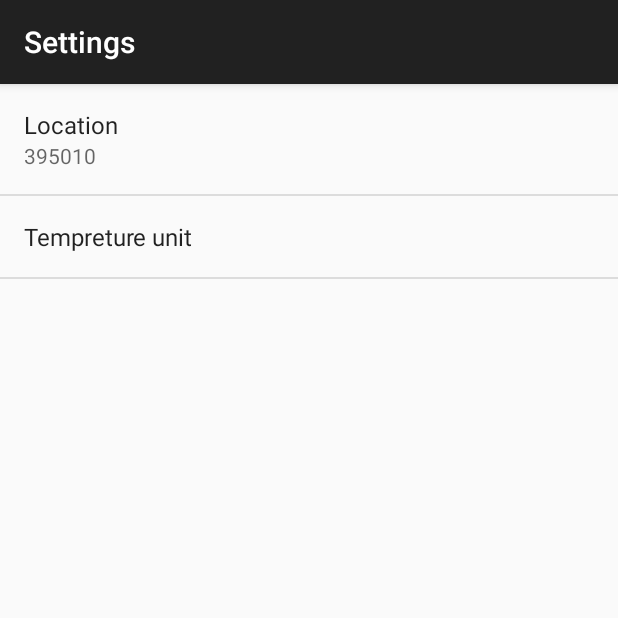
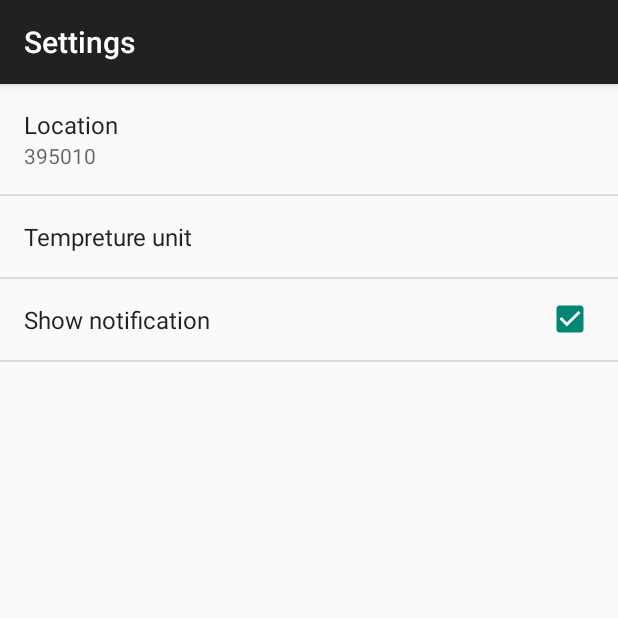
Before and after one commit to muraliprajapati/Weathr, an Android app: the screen it shows after launch (SettingsActivity), in the options menu, after a tap on "Settings", on a phone screen of 412 x 824 dp, the top half of it. Run offline under Robolectric (Android 15) with nearby library versions, the phone set to English and light mode, and no system bars; 5 statements that could not run were skipped.

Commit message:
Notification added

```diff
--- /dev/null
+++ b/app/src/main/java/com/example/murali/weathr/ForecastNotification.java
@@ -0,0 +1,83 @@
+package com.example.murali.weathr;
+
+import android.app.NotificationManager;
+import android.content.Context;
+import android.database.Cursor;
+import android.support.v7.app.NotificationCompat;
+import android.util.Log;
+
+import com.example.murali.weathr.database.WeatherContract;
+
+/**
+ * Created by Murali on 29/08/2016.
+ */
+
+public class ForecastNotification {
+    static final int COL_WEATHER_ID = 0;
+    static final int COL_WEATHER_DATE = 1;
+    static final int COL_WEATHER_DESC = 2;
+    static final int COL_WEATHER_MAX_TEMP = 3;
+    static final int COL_WEATHER_MIN_TEMP = 4;
+    static final int COL_LOCATION_SETTING = 5;
+    static final int COL_WEATHER_CONDITION_ID = 6;
+    static final int COL_CITY_NAME = 7;
+    private static final String TAG = "ForecastNotification";
+    private static final String[] FORECAST_COLUMNS = {
+
+            WeatherContract.WeatherEntry.TABLE_NAME + "." + WeatherContract.WeatherEntry._ID,
+            WeatherContract.WeatherEntry.DATE,
+            WeatherContract.WeatherEntry.SHORT_DESCRIPTION,
+            WeatherContract.WeatherEntry.MAX_TEMP,
+            WeatherContract.WeatherEntry.MIN_TEMP,
+            WeatherContract.LocationEntry.LOCATION_CODE,
+            WeatherContract.WeatherEntry.WEATHER_ID,
+            WeatherContract.LocationEntry.CITY_NAME,
+    };
+    Context context;
+    NotificationCompat.Builder notificationBuilder;
+    NotificationManager manager;
+    Cursor cursor;
+    String description;
+    double temp;
+    int weatherId, imageId;
+
+    ForecastNotification(Context context) {
+        this.context = context;
+        String sortOrder = WeatherContract.WeatherEntry.DATE + " ASC";
+        cursor = context.getContentResolver()
+                .query(WeatherContract.WeatherEntry.weatherWithLocationUri(WeatherUtility.getPreferredLocation(context)),
+                        FORECAST_COLUMNS, null, null, sortOrder);
+        cursor.moveToFirst();
+        description = cursor.getString(COL_WEATHER_DESC);
+        temp = cursor.getDouble(COL_WEATHER_MAX_TEMP);
+        weatherId = cursor.getInt(COL_WEATHER_CONDITION_ID);
+        imageId = WeatherUtility.getArtResourceForWeatherCondition(weatherId);
+
+    }
+
+    private void setup() {
+
+        String notificationString = WeatherUtility.getNotificationString(context, temp, description);
+        notificationBuilder = (NotificationCompat.Builder) new NotificationCompat.Builder(context)
+                .setSmallIcon(imageId)
+                .setContentTitle(context.getString(R.string.app_name))
+                .setContentText(notificationString)
+                .setOngoing(true);
+    }
+
+    public void show() {
+        setup();
+
+        manager = (NotificationManager) context.getSystemService(Context.NOTIFICATION_SERVICE);
+        manager.notify(1, notificationBuilder.build());
+        Log.i(TAG, "show: ");
+    }
+
+    public void hide() {
+        if (manager != null) {
+            manager.cancel(1);
+        }
+    }
+
+
+}
--- a/app/src/main/java/com/example/murali/weathr/MainActivity.java
+++ b/app/src/main/java/com/example/murali/weathr/MainActivity.java
@@ -22,6 +22,7 @@ public class MainActivity extends AppCompatActivity implements SharedPreferences
     FetchWeatherTask task;
     LocalBroadcastManager broadcastManager;
     BroadcastReceiver receiver;
+    ForecastNotification notification;
 
 
     @Override
@@ -39,6 +40,9 @@ public class MainActivity extends AppCompatActivity implements SharedPreferences
                 restartAllLoaders();
             }
         };
+        notification = new ForecastNotification(this);
+        if (isNotificationEnabled())
+            notification.show();
 
 
     }
@@ -90,12 +94,17 @@ public class MainActivity extends AppCompatActivity implements SharedPreferences
         task = new FetchWeatherTask(this);
         task.execute(location);
         restartAllLoaders();
+        notification.show();
     }
 
 
     @Override
-    public void onSharedPreferenceChanged(SharedPreferences sharedPreferences, String s) {
-        updateWeather();
+    public void onSharedPreferenceChanged(SharedPreferences sharedPreferences, String key) {
+        if (key.equals(getString(R.string.pref_show_notification_key))) {
+            if (isNotificationEnabled()) notification.show();
+            else notification.hide();
+        } else
+            updateWeather();
     }
 
     void restartAllLoaders() {
@@ -103,5 +112,8 @@ public class MainActivity extends AppCompatActivity implements SharedPreferences
         listFragment.restart();
     }
 
+    boolean isNotificationEnabled() {
+        return WeatherUtility.isNotificationEnabled(this);
+    }
 
 }
--- a/app/src/main/java/com/example/murali/weathr/SettingsFragment.java
+++ b/app/src/main/java/com/example/murali/weathr/SettingsFragment.java
@@ -1,21 +1,28 @@
 package com.example.murali.weathr;
 
 import android.os.Bundle;
+import android.preference.CheckBoxPreference;
 import android.preference.ListPreference;
 import android.preference.Preference;
 import android.preference.PreferenceFragment;
 import android.preference.PreferenceManager;
+import android.util.Log;
 
 /**
  * Created by Murali on 22-08-2015.
  */
 public class SettingsFragment extends PreferenceFragment implements Preference.OnPreferenceChangeListener {
+    private static final String TAG = "SettingsFragment";
+    ForecastNotification notification;
     @Override
     public void onCreate(Bundle savedInstanceState) {
         super.onCreate(savedInstanceState);
         addPreferencesFromResource(R.xml.prefrences);
+        notification = new ForecastNotification(getActivity());
         bindPreferenceSummaryToValue(findPreference(getString(R.string.pref_location_key)));
         bindPreferenceSummaryToValue(findPreference(getString(R.string.pref_unit_key)));
+        bindPreferenceSummaryToValue(findPreference(getString(R.string.pref_show_notification_key)));
+
 
     }
 
@@ -25,9 +32,21 @@ public class SettingsFragment extends PreferenceFragment implements Preference.O
 
         // Trigger the listener immediately with the preference's
         // current value.
-        onPreferenceChange(preference, PreferenceManager
-                .getDefaultSharedPreferences(preference.getContext())
-                .getString(preference.getKey(), ""));
+
+
+        if (preference.getKey().equals(getString(R.string.pref_location_key))) {
+            onPreferenceChange(preference, PreferenceManager
+                    .getDefaultSharedPreferences(preference.getContext())
+                    .getString(preference.getKey(), ""));
+        } else if (preference.getKey().equals(getString(R.string.pref_unit_key))) {
+            onPreferenceChange(preference, PreferenceManager
+                    .getDefaultSharedPreferences(preference.getContext())
+                    .getString(preference.getKey(), getString(R.string.pref_unit_default_value)));
+        } else if (preference.getKey().equals(getString(R.string.pref_show_notification_key))) {
+            onPreferenceChange(preference, PreferenceManager
+                    .getDefaultSharedPreferences(preference.getContext())
+                    .getBoolean(preference.getKey(), true));
+        }
     }
 
     @Override
@@ -39,6 +58,13 @@ public class SettingsFragment extends PreferenceFragment implements Preference.O
             if (prefIndex >= 0) {
                 preference.setSummary(listPreference.getEntries()[prefIndex]);
             }
+            Log.i(TAG, "onPreferenceChange: ");
+            notification.show();
+        } else if (preference instanceof CheckBoxPreference) {
+            preference.setSummary("");
+            Boolean b = (Boolean) newValue;
+            if (b) notification.show();
+            else notification.hide();
         } else {
             preference.setSummary(newValue.toString());
         }
--- a/app/src/main/java/com/example/murali/weathr/TodayForecastFragment.java
+++ b/app/src/main/java/com/example/murali/weathr/TodayForecastFragment.java
@@ -129,11 +129,11 @@ public class TodayForecastFragment extends Fragment implements LoaderManager.Loa
             descriptionTextView.setText(descriptionText);
 
             double high = cursor.getDouble(ForecastListFragment.COL_WEATHER_MAX_TEMP);
-            String highString = WeatherUtility.formatTemperature(getActivity(), high);
-            highTempTextView.setText(highString);
+//            String highString = WeatherUtility.formatTemperature(getActivity(), high);
+            highTempTextView.setText(WeatherUtility.formatTemperature(getActivity(), high));
 
             double low = cursor.getDouble(ForecastListFragment.COL_WEATHER_MIN_TEMP);
-            String lowString = WeatherUtility.formatTemperature(getActivity(), low);
+//            String lowString = WeatherUtility.formatTemperature(getActivity(), low);
 //            lowTempTextView.setText(lowString);
 
             String cityName = cursor.getString(ForecastListFragment.COL_CITY_NAME);
--- a/app/src/main/java/com/example/murali/weathr/WeatherCard.java
+++ b/app/src/main/java/com/example/murali/weathr/WeatherCard.java
@@ -73,8 +73,8 @@ public class WeatherCard extends Fragment {
             descriptionTextView.setText(descriptionText);
 
             double high = cursor.getDouble(ForecastListFragment.COL_WEATHER_MAX_TEMP);
-            String highString = WeatherUtility.formatTemperature(getActivity(), high);
-            highTempTextView.setText(highString);
+//            String highString = WeatherUtility.formatTemperature(getActivity(), high);
+            highTempTextView.setText(WeatherUtility.formatTemperature(getActivity(), high));
         }
     }
 }
--- a/app/src/main/java/com/example/murali/weathr/WeatherUtility.java
+++ b/app/src/main/java/com/example/murali/weathr/WeatherUtility.java
@@ -3,6 +3,11 @@ package com.example.murali.weathr;
 import android.content.Context;
 import android.content.SharedPreferences;
 import android.preference.PreferenceManager;
+import android.text.Spannable;
+import android.text.SpannableStringBuilder;
+import android.text.style.RelativeSizeSpan;
+import android.text.style.SuperscriptSpan;
+import android.util.Log;
 
 import java.text.DateFormat;
 import java.text.SimpleDateFormat;
@@ -14,10 +19,10 @@ import java.util.GregorianCalendar;
  * Created by Murali on 17/12/2015.
  */
 public class WeatherUtility {
-
     // Format used for storing dates in the database.  ALso used for converting those strings
     // back into date objects for comparison/processing.
     public static final String DATE_FORMAT = "yyyyMMdd";
+    private static final String TAG = "WeatherUtility";
 
     public static String getPreferredLocation(Context context) {
         SharedPreferences prefs = PreferenceManager.getDefaultSharedPreferences(context);
@@ -28,6 +33,11 @@ public class WeatherUtility {
         SharedPreferences prefs = PreferenceManager.getDefaultSharedPreferences(context);
         String[] units = context.getResources().getStringArray(R.array.tempUnitEntryValues);
         return prefs.getString(context.getString(R.string.pref_unit_key), units[0]).equals(units[0]);
+    }
+
+    public static boolean isNotificationEnabled(Context context) {
+        SharedPreferences prefs = PreferenceManager.getDefaultSharedPreferences(context);
+        return prefs.getBoolean(context.getString(R.string.pref_show_notification_key), true);
     }
 
     public static int getIconResourceForWeatherCondition(int weatherId) {
@@ -360,16 +370,32 @@ public class WeatherUtility {
         return monthDayString;
     }
 
-    public static String formatTemperature(Context context, double temperature) {
+    public static SpannableStringBuilder formatTemperature(Context context, double temperature) {
         // Data stored in Celsius by default.  If user prefers to see in Fahrenheit, convert
         // the values here.
-        String suffix = "\u00B0";
+        String suffix = "C";
         if (!isMetric(context)) {
             temperature = (temperature * 1.8) + 32;
+            suffix = "F";
         }
 
         // For presentation, assume the user doesn't care about tenths of a degree.
-        return String.format(context.getString(R.string.format_temperature), temperature);
+//        outputText.setText(Html.fromHtml("<sup>" + num + "</sup>/<sub>" + den + "</sub>"));
+        String s = String.format(context.getString(R.string.format_temperature), temperature) + suffix;
+        SpannableStringBuilder cs = new SpannableStringBuilder(s);
+        cs.setSpan(new SuperscriptSpan(), 2, 4, Spannable.SPAN_EXCLUSIVE_EXCLUSIVE);
+        cs.setSpan(new RelativeSizeSpan(0.4f), 2, 4, Spannable.SPAN_EXCLUSIVE_EXCLUSIVE);
+        return cs;
+    }
+
+    public static String getNotificationString(Context context, double temperature, String desc) {
+        String suffix = "\u00B0C";
+        if (!isMetric(context)) {
+            temperature = (temperature * 1.8) + 32;
+            suffix = "\u00B0F";
+        }
+        Log.i(TAG, "getNotificationString: " + isMetric(context));
+        return String.format("%1.0f%s %s", temperature, suffix, desc);
     }
 
     public static boolean isFirstRun(Context context) {
--- a/app/src/main/res/layout/today_forecast_layout.xml
+++ b/app/src/main/res/layout/today_forecast_layout.xml
@@ -10,6 +10,7 @@
         android:layout_height="wrap_content"
         android:layout_marginLeft="16dp"
         android:layout_marginTop="16dp"
+        android:textColor="@android:color/white"
         android:textSize="18sp" />
 
     <include
--- a/app/src/main/res/values/strings.xml
+++ b/app/src/main/res/values/strings.xml
@@ -9,6 +9,8 @@
     <string name="pref_unit_title">Tempreture unit</string>
     <string name="pref_unit_default_value">Metric</string>
     <string name="pref_unit_key">tempretureUnit</string>
+    <string name="pref_show_notification">Show notification</string>
+    <string name="pref_show_notification_key">notification</string>
     <string-array name="tempUnitEntryValues">
         <item>metric</item>
         <item>imperial</item>
@@ -24,6 +26,7 @@
     <string name="format_full_friendly_date"><xliff:g id="month">%1$s</xliff:g>, <xliff:g id="day">%2$s</xliff:g></string>
 
     <string name="format_temperature"><xliff:g id="temp">%1.0f</xliff:g>\u00B0</string>
+    <string name="notification_string"><xliff:g id="temp">%1.0f</xliff:g>\u00B0 <xliff:g id="desc">%2$s</xliff:g></string>
 
     <!-- Weather Conditions -->
     <string name="condition_2xx">Storm</string>
--- a/app/src/main/res/xml/prefrences.xml
+++ b/app/src/main/res/xml/prefrences.xml
@@ -13,5 +13,10 @@
         android:key="@string/pref_unit_key"
         android:title="@string/pref_unit_title" />
 
+    <CheckBoxPreference
+        android:defaultValue="true"
+        android:key="@string/pref_show_notification_key"
+        android:title="@string/pref_show_notification" />
+
 
 </PreferenceScreen>
```
Also changed, not shown: app/src/main/java/com/example/murali/weathr/ForecastAdapter.java (+4 -4 lines), app/src/main/res/layout/new_single_row.xml (+6 -2 lines), app/src/main/res/layout/today_forecast_main_layout.xml (+10 -21 lines), app/src/main/res/drawable-xxhdpi/bg.jpeg (deleted), app/src/main/res/drawable/bg.jpg (added), 1 other file.
